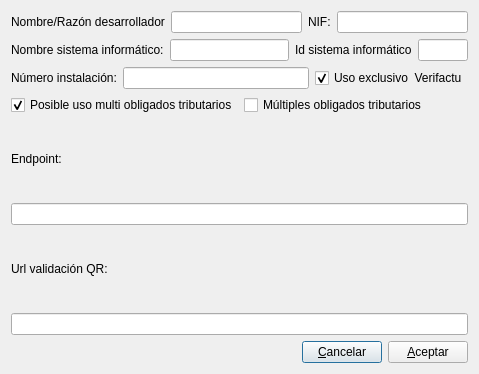
Before: the Qt Designer form factur/config_verifactu.ui in DIBOSAJM/keme, drawn with Qt 5.
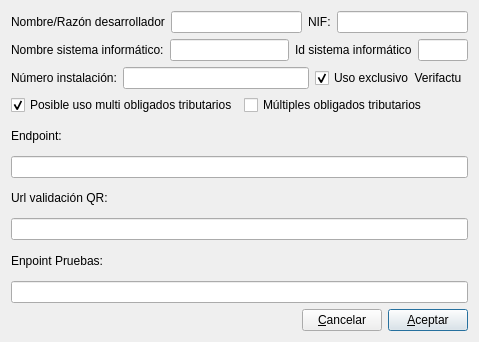
After: the same form once the commit is applied.

Commit message: avance soporte verifactu

```diff
--- a/factur/config_verifactu.ui
+++ b/factur/config_verifactu.ui
@@ -7,13 +7,13 @@
     <x>0</x>
     <y>0</y>
     <width>479</width>
-    <height>374</height>
+    <height>342</height>
    </rect>
   </property>
   <property name="windowTitle">
    <string>Configuración Veri*factu</string>
   </property>
-  <layout class="QVBoxLayout" name="verticalLayout_3">
+  <layout class="QVBoxLayout" name="verticalLayout_4">
    <item>
     <layout class="QHBoxLayout" name="horizontalLayout">
      <item>
@@ -149,6 +149,20 @@
      </item>
     </layout>
    </item>
+   <item>
+    <layout class="QVBoxLayout" name="verticalLayout_3">
+     <item>
+      <widget class="QLabel" name="label_8">
+       <property name="text">
+        <string>Enpoint Pruebas:</string>
+       </property>
+      </widget>
+     </item>
+     <item>
+      <widget class="QLineEdit" name="endpoint_pruebas_lineEdit"/>
+     </item>
+    </layout>
+   </item>
    <item>
     <layout class="QHBoxLayout" name="horizontalLayout_5">
      <item>
@@ -176,6 +190,9 @@
        <property name="text">
         <string>&amp;Aceptar</string>
        </property>
+       <property name="default">
+        <bool>true</bool>
+       </property>
       </widget>
      </item>
     </layout>
```
The commit also changes 14 other files.
